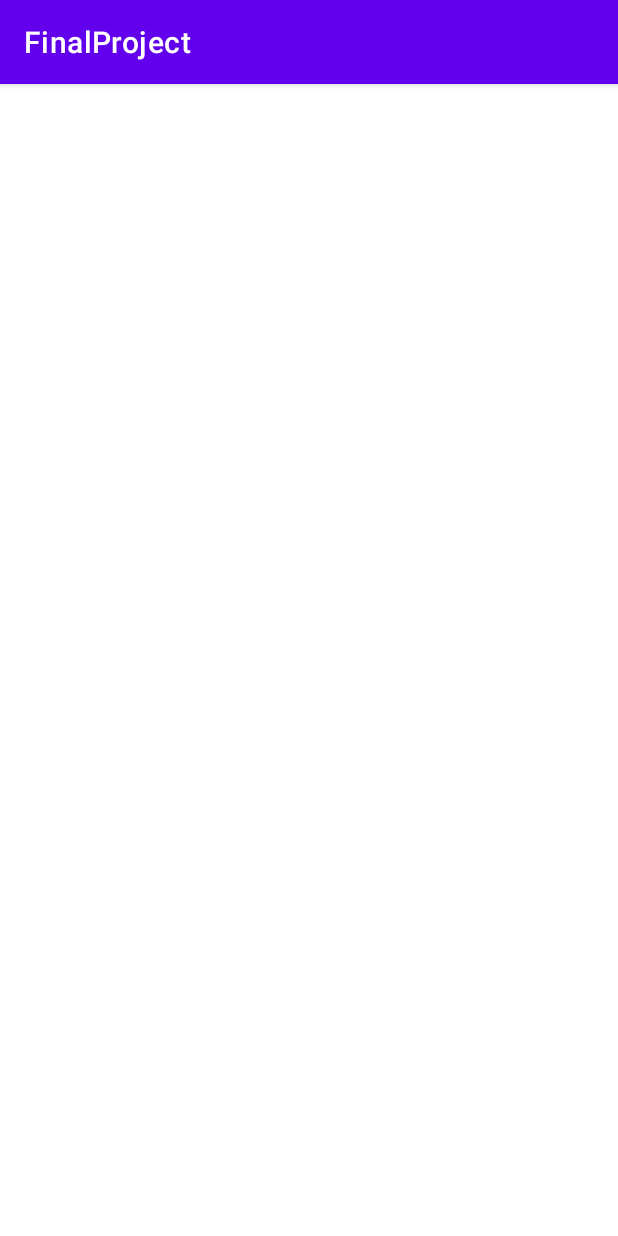
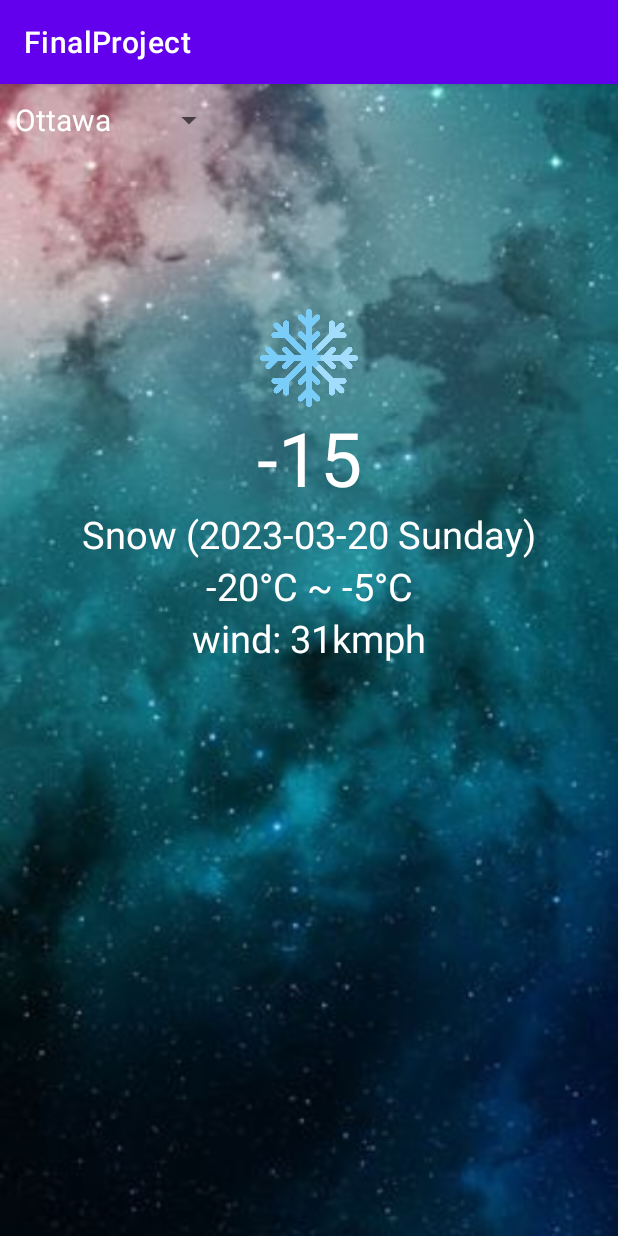
Before and after one commit to Superbigbabol/FinalProject, an Android app: the Weather screen opened directly, with no data from a screen before it, on a phone screen of 412 x 824 dp. Run offline under Robolectric (Android 15) with nearby library versions, the phone set to English and light mode, and no system bars.

```diff
--- a/app/build.gradle
+++ b/app/build.gradle
@@ -4,7 +4,7 @@ plugins {
 
 android {
     namespace 'algonquin.cst2335.finalproject'
-    compileSdk 32
+    compileSdk 33
 
     defaultConfig {
         applicationId "algonquin.cst2335.finalproject"
@@ -14,6 +14,9 @@ android {
         versionName "1.0"
 
         testInstrumentationRunner "androidx.test.runner.AndroidJUnitRunner"
+    }
+    buildFeatures {
+        viewBinding true
     }
 
     buildTypes {
--- a/app/src/main/java/algonquin/cst2335/finalproject/Weather.java
+++ b/app/src/main/java/algonquin/cst2335/finalproject/Weather.java
@@ -1,14 +1,43 @@
 package algonquin.cst2335.finalproject;
 
 import androidx.appcompat.app.AppCompatActivity;
+import androidx.appcompat.widget.AppCompatSpinner;
 
 import android.os.Bundle;
+import android.view.View;
+import android.widget.AdapterView;
+import android.widget.ArrayAdapter;
 
 public class Weather extends AppCompatActivity {
+
+    private AppCompatSpinner mSpinner;
+    private ArrayAdapter<String> mSpAdapter;
+    private  String[] mCities;
 
     @Override
     protected void onCreate(Bundle savedInstanceState) {
         super.onCreate(savedInstanceState);
         setContentView(R.layout.activity_weather);
+
+        initView();
+
+    }
+
+    private void initView() {
+        mSpinner = findViewById(R.id.sp_city);
+        mCities = getResources().getStringArray(R.array.cities);
+        mSpAdapter = new ArrayAdapter<>(this,R.layout.sp_item_layout,mCities);
+        mSpinner.setAdapter(mSpAdapter);
+        mSpinner.setOnItemSelectedListener(new AdapterView.OnItemSelectedListener() {
+            @Override
+            public void onItemSelected(AdapterView<?> adapterView, View view, int i, long l) {
+
+            }
+
+            @Override
+            public void onNothingSelected(AdapterView<?> adapterView) {
+
+            }
+        });
     }
 }
--- a/app/src/main/res/layout/activity_weather.xml
+++ b/app/src/main/res/layout/activity_weather.xml
@@ -4,6 +4,83 @@
     xmlns:tools="http://schemas.android.com/tools"
     android:layout_width="match_parent"
     android:layout_height="match_parent"
+    android:background="@drawable/weather2"
     tools:context=".Weather">
 
+
+    <androidx.appcompat.widget.AppCompatSpinner
+        android:id="@+id/sp_city"
+        android:layout_width="150dp"
+        android:layout_height="48dp"
+        android:entries="@array/cities"
+        android:spinnerMode="dropdown"
+        android:popupBackground="@color/trans"
+
+
+        app:layout_constraintStart_toStartOf="parent"
+        app:layout_constraintTop_toTopOf="parent"
+         />
+
+    <ImageView
+        android:id="@+id/iv_weather"
+        android:layout_width="65dp"
+        android:layout_height="65dp"
+
+        android:layout_marginTop="150dp"
+        android:src="@drawable/snowflake"
+
+        app:layout_constraintEnd_toEndOf="parent"
+        app:layout_constraintStart_toStartOf="parent"
+        app:layout_constraintTop_toTopOf="parent" />
+
+    <TextView
+        android:id="@+id/tv_tem"
+        android:layout_width="wrap_content"
+        android:layout_height="wrap_content"
+        android:text="-15"
+        android:textColor="@color/white"
+        android:textSize="50sp"
+        app:layout_constraintEnd_toEndOf="parent"
+        app:layout_constraintStart_toStartOf="parent"
+        app:layout_constraintTop_toBottomOf="@+id/iv_weather" />
+
+    <TextView
+        android:id="@+id/tv_weather"
+        android:layout_width="wrap_content"
+        android:layout_height="wrap_content"
+        android:text="Snow (2023-03-20 Sunday)"
+        android:textColor="@color/white"
+        android:textSize="25sp"
+        app:layout_constraintEnd_toEndOf="parent"
+        app:layout_constraintStart_toStartOf="parent"
+        app:layout_constraintTop_toBottomOf="@+id/tv_tem" />
+    <TextView
+        android:id="@+id/tv_tem_low_high"
+        android:layout_width="wrap_content"
+        android:layout_height="wrap_content"
+        android:text="-20°C ~ -5°C"
+        android:textColor="@color/white"
+        android:textSize="25sp"
+        app:layout_constraintEnd_toEndOf="parent"
+        app:layout_constraintStart_toStartOf="parent"
+        app:layout_constraintTop_toBottomOf="@+id/tv_weather" />
+    <TextView
+        android:id="@+id/tv_wind"
+        android:layout_width="wrap_content"
+        android:layout_height="wrap_content"
+        android:text="wind: 31kmph"
+        android:textColor="@color/white"
+        android:textSize="25sp"
+        app:layout_constraintEnd_toEndOf="parent"
+        app:layout_constraintStart_toStartOf="parent"
+        app:layout_constraintTop_toBottomOf="@+id/tv_tem_low_high" />
+
+    <androidx.recyclerview.widget.RecyclerView
+        android:id="@id/rlv_future_weather"
+        android:layout_width="410dp"
+        android:layout_height="338dp"
+        app:layout_constraintStart_toStartOf="parent"
+        tools:layout_editor_absoluteY="391dp" />
+
+
 </androidx.constraintlayout.widget.ConstraintLayout>
--- /dev/null
+++ b/app/src/main/res/layout/sp_item_layout.xml
@@ -0,0 +1,15 @@
+<?xml version="1.0" encoding="utf-8"?>
+<TextView xmlns:android="http://schemas.android.com/apk/res/android"
+    android:layout_width="match_parent"
+    android:layout_height="wrap_content"
+    android:id="@android:id/text1"
+    android:textColor="@color/white"
+    android:text="Toronto"
+    android:textSize="20sp"
+    android:gravity="center_vertical"
+    android:paddingLeft="10dp"
+
+
+    >
+
+</TextView>
--- a/app/src/main/res/values/colors.xml
+++ b/app/src/main/res/values/colors.xml
@@ -7,4 +7,8 @@
     <color name="teal_700">#FF018786</color>
     <color name="black">#FF000000</color>
     <color name="white">#FFFFFFFF</color>
+
+    <color name="trans">#000000</color>
+
+
 </resources>
--- a/app/src/main/res/values/strings.xml
+++ b/app/src/main/res/values/strings.xml
@@ -1,3 +1,11 @@
 <resources>
     <string name="app_name">FinalProject</string>
+
+    <string-array name="cities">
+        <item>Ottawa</item>
+        <item>Toronto</item>
+        <item>Quebec</item>
+        <item>Montreal</item>
+        <item>Vancouver</item>
+    </string-array>
 </resources>
```
Also changed, not shown: app/src/main/res/drawable/brightness.png (added), app/src/main/res/drawable/cloudy.png (added), app/src/main/res/drawable/rainy.png (added), app/src/main/res/drawable/snowflake.png (added), app/src/main/res/drawable/sun.png (added), app/src/main/res/drawable/weather2.jpg (added), app/src/main/res/drawable/weather3.jpg (added).
